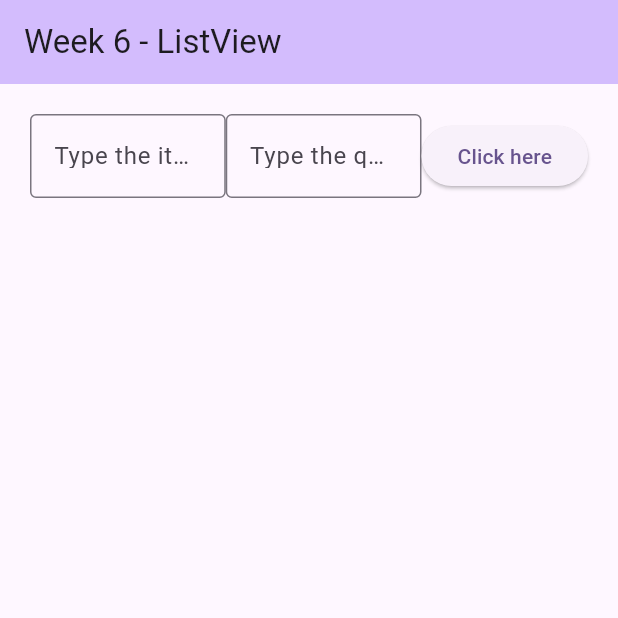
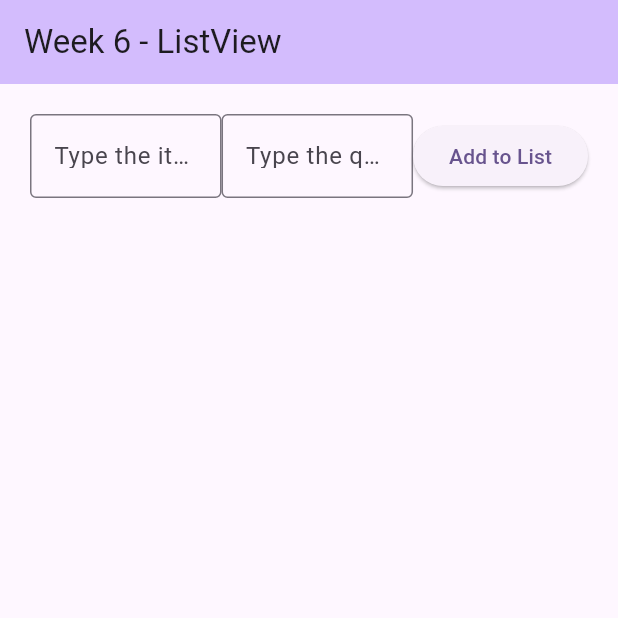
Before and after one commit to wang0mao/cst2335_lab2, a Flutter app: the screen it shows after launch, on a phone screen of 412 x 824 dp, the top half of it. Run offline on Flutter 3.47's test engine with Material 3 defaults, Android fonts, the phone set to English and light mode, and no system bars.

Commit message:
lab6: final version

```diff
--- a/lib/main.dart
+++ b/lib/main.dart
@@ -70,9 +70,8 @@ void _processOK(context){
   Navigator.of(context).pop();
 }
 
-  void displayTextDialog(BuildContext context) {
-    showDialog(context: context, builder: (BuildContext context)
-    {
+void displayTextDialog(BuildContext context) {
+    showDialog(context: context, builder: (BuildContext context) {
       return AlertDialog(
         title: const Text('EMPTY'),
         content: const Text('There are no items in the list'),
@@ -174,7 +173,7 @@ void _processOK(context){
 
                     //Click here button;
                     ElevatedButton(onPressed: addItem,
-                        child: Text('Click here')),
+                        child: Text('Add to List')),
 
                   ],
                 ),
@@ -214,7 +213,7 @@ void _processOK(context){
                       Row( mainAxisAlignment: MainAxisAlignment.center,
                           children:[
                             GestureDetector(
-                              onDoubleTap: () {
+                              onLongPress: () {
                                 setState(() {
                                   displayDialog(context,rowNum);
                                     //wordsArray.removeAt(rowNum);
```
